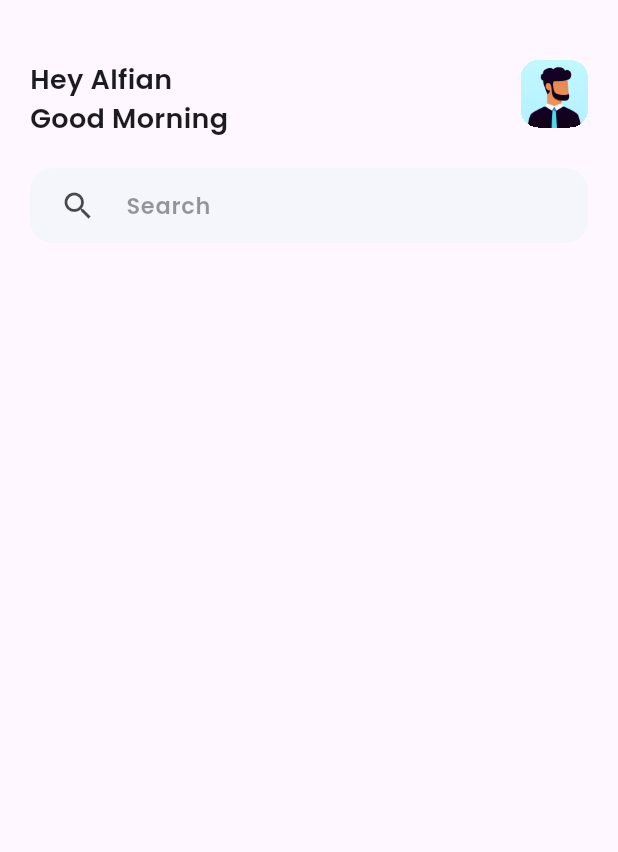
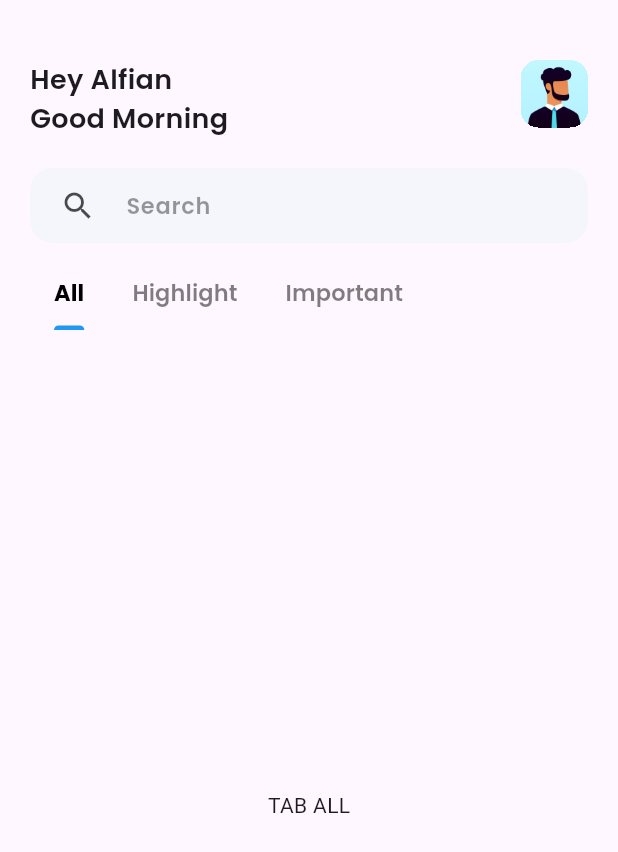
Before and after one commit to ALFIAN-code/notes_idcamp, a Flutter app: the screen it shows after launch, on a phone screen of 412 x 824 dp. Shown: the top 852 px of the screen. Run offline on Flutter 3.47's test engine with Material 3 defaults, Android fonts, the phone set to English and light mode, and no system bars; our stand-ins replace google_fonts.

Commit message:
add tabbar

```diff
--- a/lib/pages/homepage.dart
+++ b/lib/pages/homepage.dart
@@ -1,21 +1,37 @@
 import 'package:flutter/material.dart';
+import 'package:notes/pages/tab_all.dart';
+import 'package:notes/pages/tab_highlight.dart';
+import 'package:notes/pages/tab_important.dart';
 import 'package:notes/style.dart';
 import 'package:notes/widget/search_bar.dart';
 
-class Homepage extends StatefulWidget {
+class Homepage extends StatelessWidget {
   const Homepage({super.key});
 
   @override
-  State<Homepage> createState() => _HomepageState();
-}
+  Widget build(BuildContext context) {
 
-class _HomepageState extends State<Homepage> {
-  @override
-  Widget build(BuildContext context) {
-    return Scaffold(
-      appBar: PreferredSize(
-          preferredSize: const Size.fromHeight(250),
-          child: SafeArea(
+    List<Widget> tabBar = [
+      const Tab(
+        text: 'All',
+      ),
+      const Tab(
+        text: 'Highlight',
+      ),
+      const Tab(
+        text: 'Important',
+      )
+    ];
+
+    return DefaultTabController(
+      length: tabBar.length,
+      child: Scaffold(
+        body: NestedScrollView(headerSliverBuilder: (context, innerBoxIsScrolled)=>[
+          SliverAppBar(
+            floating: false,
+            snap: false,
+            toolbarHeight: 250,
+            flexibleSpace: SafeArea(
               child: Padding(
                 padding: const EdgeInsets.fromLTRB(20, 40, 20, 10),
                 child: Column(
@@ -46,11 +62,35 @@ class _HomepageState extends State<Homepage> {
                     const SizedBox(
                       height: 20,
                     ),
-                  const MySearchBar()
+                    const MySearchBar(),
+                    const SizedBox(
+                      height: 10,
+                    ),
+                    TabBar(
+                      unselectedLabelStyle: semibold15,
+                      labelStyle: bold15,
+                      unselectedLabelColor: Colors.black.withOpacity(0.5),
+                      labelColor: Colors.black,
+                      dividerColor: Colors.transparent,
+                      indicatorColor: Colors.blue,
+                      tabAlignment: TabAlignment.start,
+                      isScrollable: true,
+                      tabs: tabBar)
                   ],
                 ),
               ),
-          )),
+            ),
+          )
+        ], body: const TabBarView(children: [
+          TabAll(),
+          TabHighlight(),
+          TabImportant()
+        ])),
+      ),
     );
   }
 }
+
+// PreferredSize(
+//           preferredSize: const Size.fromHeight(250),
+//           child: ),
--- /dev/null
+++ b/lib/pages/tab_all.dart
@@ -0,0 +1,17 @@
+import 'package:flutter/material.dart';
+
+class TabAll extends StatefulWidget {
+  const TabAll({super.key});
+
+  @override
+  State<TabAll> createState() => _TabAllState();
+}
+
+class _TabAllState extends State<TabAll> {
+  @override
+  Widget build(BuildContext context) {
+    return Center(
+      child: Text('TAB ALL'),
+    );
+  }
+}
--- /dev/null
+++ b/lib/pages/tab_highlight.dart
@@ -0,0 +1,17 @@
+import 'package:flutter/material.dart';
+
+class TabHighlight extends StatefulWidget {
+  const TabHighlight({super.key});
+
+  @override
+  State<TabHighlight> createState() => _TabHighlightState();
+}
+
+class _TabHighlightState extends State<TabHighlight> {
+  @override
+  Widget build(BuildContext context) {
+    return  Center(
+      child: Text('TAB HIGHTLIGHT'),
+    );
+  }
+}
--- /dev/null
+++ b/lib/pages/tab_important.dart
@@ -0,0 +1,17 @@
+import 'package:flutter/material.dart';
+
+class TabImportant extends StatefulWidget {
+  const TabImportant({super.key});
+
+  @override
+  State<TabImportant> createState() => _TabImportantState();
+}
+
+class _TabImportantState extends State<TabImportant> {
+  @override
+  Widget build(BuildContext context) {
+    return  Center(
+      child: Text('TAB IMPORTANT'),
+    );
+  }
+}
```
Lines whose indentation alone changed are shown as unchanged.
